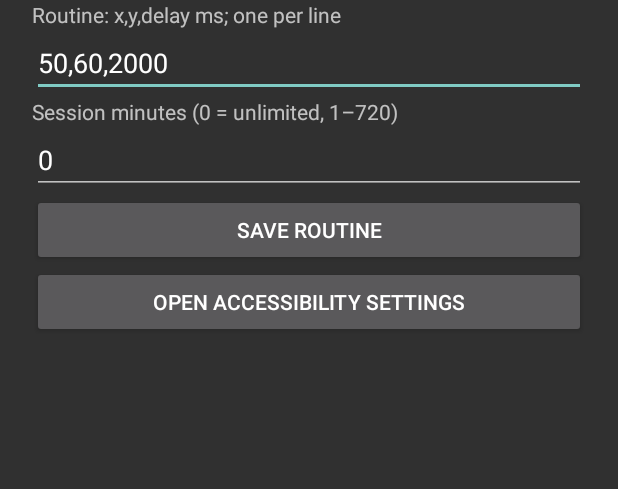
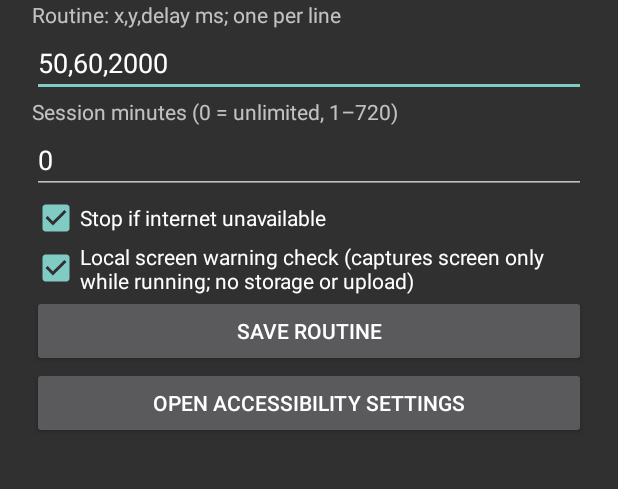
Before and after one commit to LokiJ07/SeedAutoFarm, an Android app: the screen it shows after launch (MainActivity), on a phone screen of 412 x 824 dp, the part 194-683 px from its top. Run offline under Robolectric (Android 15) with nearby library versions, the phone set to English and light mode, and no system bars.

Commit message:
Add local disconnect and network safety guards for v1.2

```diff
--- a/app/src/main/java/com/seedfarm/MainActivity.kt
+++ b/app/src/main/java/com/seedfarm/MainActivity.kt
@@ -11,7 +11,9 @@ class MainActivity: Activity() {
  fun field(label:String,key:String,def:String):EditText { l.addView(TextView(this).apply{text=label}); return EditText(this).apply{setText(p.getString(key,def));l.addView(this)} }
  val points=field("Routine: x,y,delay ms; one per line","points","50,60,2000")
  val minutes=field("Session minutes (0 = unlimited, 1–720)","minutes","0")
- l.addView(Button(this).apply{text="Save routine";setOnClickListener{try{parse(points.text.toString()); require(minutes.text.toString().toInt() in 0..720);p.edit().putString("points",points.text.toString()).putString("minutes",minutes.text.toString()).apply();Toast.makeText(this@MainActivity,"Saved",Toast.LENGTH_SHORT).show()}catch(e:Exception){Toast.makeText(this@MainActivity,"Invalid routine",Toast.LENGTH_LONG).show()}}})
+ val net=CheckBox(this).apply{text="Stop if internet unavailable";isChecked=p.getBoolean("networkGuard",true);l.addView(this)}
+ val screen=CheckBox(this).apply{text="Local screen warning check (captures screen only while running; no storage or upload)";isChecked=p.getBoolean("screenGuard",true);l.addView(this)}
+ l.addView(Button(this).apply{text="Save routine";setOnClickListener{try{parse(points.text.toString()); require(minutes.text.toString().toInt() in 0..720);p.edit().putString("points",points.text.toString()).putString("minutes",minutes.text.toString()).putBoolean("networkGuard",net.isChecked).putBoolean("screenGuard",screen.isChecked).apply();Toast.makeText(this@MainActivity,"Saved",Toast.LENGTH_SHORT).show()}catch(e:Exception){Toast.makeText(this@MainActivity,"Invalid routine",Toast.LENGTH_LONG).show()}}})
  l.addView(Button(this).apply{text="Open accessibility settings";setOnClickListener{startActivity(Intent(Settings.ACTION_ACCESSIBILITY_SETTINGS))}})
  }
 }
```
